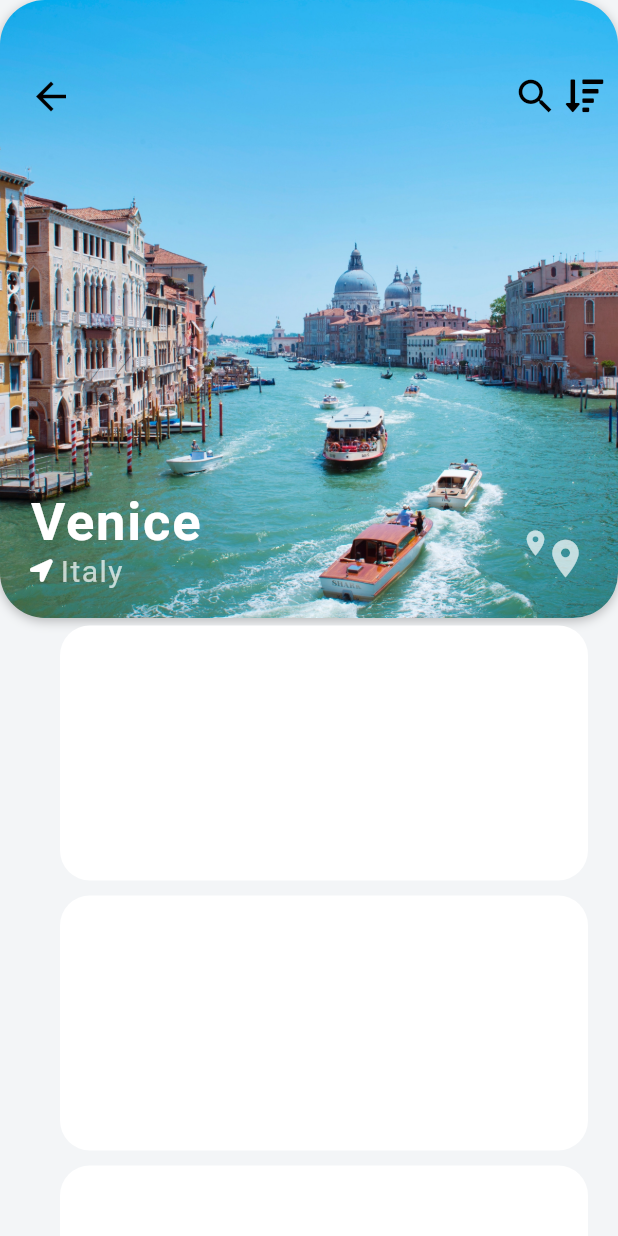
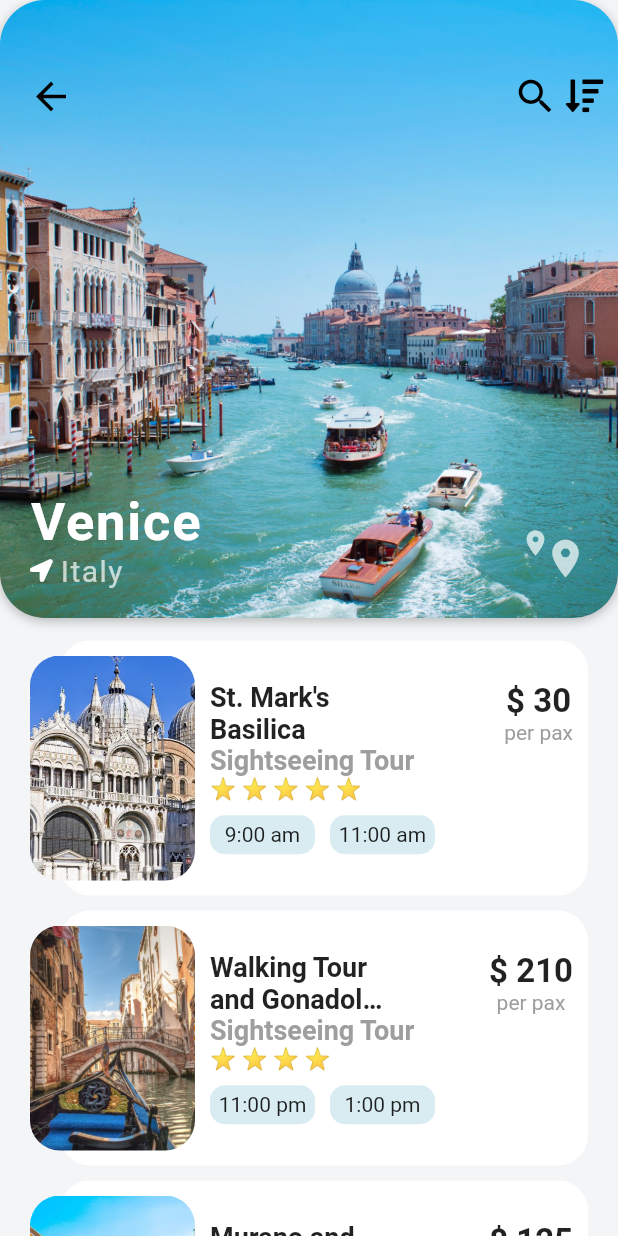
Before and after one commit to Ashrafulgafurtantan/Travel_App, a Flutter app: the screen it shows after launch, after a tap on an icon or button, on a phone screen of 412 x 824 dp. Run offline on Flutter 3.47's test engine with Material 2 defaults, Android fonts, the phone set to English and light mode, and no system bars; our stand-ins replace curved_navigation_bar, font_awesome_flutter.

Commit message:
Finish from Googlr side.Rest comes from me :)

```diff
--- a/lib/models/destination_model.dart
+++ b/lib/models/destination_model.dart
@@ -64,21 +64,21 @@ List<Destination> destinations = [
     imageUrl: 'assets/images/newdelhi.jpg',
     city: 'New Delhi',
     country: 'India',
-    description: 'Visit New Delhi for an unforgettable adventure.',
+    description: 'Visit Venice for an amazing and unforgettable adventure.',
     activities: activities,
   ),
   Destination(
     imageUrl: 'assets/images/saopaulo.jpg',
     city: 'Sao Paulo',
     country: 'Brazil',
-    description: 'Visit Sao Paulo for an unforgettable adventure.',
+    description: 'Visit Venice for an amazing and unforgettable adventure.',
     activities: activities,
   ),
   Destination(
     imageUrl: 'assets/images/newyork.jpg',
     city: 'New York City',
     country: 'United States',
-    description: 'Visit New York for an unforgettable adventure.',
+    description: 'Visit Venice for an amazing and unforgettable adventure.',
     activities: activities,
   ),
 ];
--- a/lib/screens/destination_screen.dart
+++ b/lib/screens/destination_screen.dart
@@ -13,6 +13,16 @@ class DestinationScreen extends StatefulWidget {
 }
 
 class _DestinationScreenState extends State<DestinationScreen> {
+
+  buildRatingStart(int start){
+    String starStr="";
+    for(int i=0;i<start;i++){
+      starStr+="⭐ ";
+    }
+    return Text(starStr);
+  }
+
+
   @override
   Widget build(BuildContext context) {
     return Scaffold(
@@ -20,7 +30,6 @@ class _DestinationScreenState extends State<DestinationScreen> {
         children: <Widget>[
           Stack(
             children: <Widget>[
-
               Container(
                 height: MediaQuery.of(context).size.width,
                 child: Hero(
@@ -117,6 +126,7 @@ class _DestinationScreenState extends State<DestinationScreen> {
           Expanded(
 
             child: ListView.builder(
+              padding: EdgeInsets.only(top: 10,bottom: 20),
               scrollDirection: Axis.vertical,
               itemCount: widget.destination.activities.length,
               itemBuilder: (BuildContext context,int index){
@@ -130,6 +140,100 @@ class _DestinationScreenState extends State<DestinationScreen> {
                       decoration: BoxDecoration(
                         color: Colors.white,
                         borderRadius: BorderRadius.circular(20),
+                      ),
+                      child: Padding(
+                        padding: const EdgeInsets.fromLTRB(100, 20, 10, 20),
+                        child: Column(
+                          crossAxisAlignment:CrossAxisAlignment.start,
+                          mainAxisAlignment: MainAxisAlignment.center,
+                          children: <Widget>[
+                            Row(
+                              mainAxisAlignment: MainAxisAlignment.spaceBetween,
+                              crossAxisAlignment:CrossAxisAlignment.start,
+                              children: <Widget>[
+                                Container(
+                                  width:120,
+                                  child: Text(activity.name,
+                                    style: TextStyle(
+                                      fontSize: 18,
+                                      fontWeight: FontWeight.w600,
+                                    ),
+                                    maxLines: 2,
+                                    overflow: TextOverflow.ellipsis,
+                                  ),
+                                ),
+                                Column(
+                                  children: <Widget>[
+                                    Text("\$ ${activity.price}",
+                                      style: TextStyle(
+                                        fontWeight: FontWeight.w600,
+                                        fontSize: 22,
+                                      ),
+                                    ),
+                                    Text("per pax",
+                                      style: TextStyle(
+                                       color: Colors.grey
+                                      ),
+                                    ),
+                                  ],
+                                ),
+
+                              ],
+                            ),
+                            Text(activity.type,
+                              style: TextStyle(
+                                fontSize: 18,
+                                color: Colors.grey,
+
+                                fontWeight: FontWeight.w600,
+                              ),
+                            ),
+                            buildRatingStart(activity.rating),
+                            SizedBox(height: 10,),
+                            Row(
+                              children: <Widget>[
+                                Container(
+                                  padding: EdgeInsets.all(5),
+                                  width: 70,
+                                  decoration: BoxDecoration(
+                                    color: Theme.of(context).accentColor,
+                                    borderRadius: BorderRadius.circular(10),
+                                  ),
+                                  alignment: Alignment.center,
+                                  child: Text(activity.startTimes[0]),
+                                ),
+                                SizedBox(width: 10,),
+                                Container(
+                                  width: 70,
+                                  padding: EdgeInsets.all(5),
+
+                                  decoration: BoxDecoration(
+                                    color: Theme.of(context).accentColor,
+                                    borderRadius: BorderRadius.circular(10),
+                                  ),
+                                  alignment: Alignment.center,
+                                  child: Text(activity.startTimes[1]),
+                                ),
+                              ],
+                            )
+
+                          ],
+                        ),
+                      ),
+                    ),
+
+                    Positioned(
+                      left:20,
+                      top:15,
+                      bottom:15,
+
+                      child: ClipRRect(
+                        borderRadius: BorderRadius.circular(20),
+                        child: Image(
+                          image: AssetImage(activity.imageUrl),
+                        width: 110,
+                        fit: BoxFit.cover,
+                        ),
                       ),
                     )
                   ],
--- a/lib/screens/home_Screen.dart
+++ b/lib/screens/home_Screen.dart
@@ -89,6 +89,7 @@ class _HomeScreenState extends State<HomeScreen> {
       ),
       bottomNavigationBar: CurvedNavigationBar(
         index: pageIndex,
+        height: 55.0,
         color: Theme.of(context).accentColor,
         buttonBackgroundColor: Theme.of(context).primaryColor,
         backgroundColor: Colors.white,
--- a/lib/widgets/destination_carrole.dart
+++ b/lib/widgets/destination_carrole.dart
@@ -33,7 +33,6 @@ class DestinationCarrole extends StatelessWidget {
         ),
         Container(
           height: 300,
-
           child: ListView.builder(
             scrollDirection: Axis.horizontal,
             itemCount: destinations.length,
@@ -80,8 +79,9 @@ class DestinationCarrole extends StatelessWidget {
                                     color: Colors.grey,
 
                                   ),
+                                  maxLines: 2,
+                                  overflow: TextOverflow.ellipsis,
                                 ),
-
                               ],
                             ),
                           ),
@@ -106,7 +106,7 @@ class DestinationCarrole extends StatelessWidget {
                               Hero(
                                 tag:destination.imageUrl,
                                 child: ClipRRect(
-                          borderRadius:BorderRadius.circular(20),
+                                    borderRadius:BorderRadius.circular(20),
                                   child: Image(
                                     image: AssetImage(destination.imageUrl),
                                     height: 180,
--- a/lib/widgets/hotel_carrole.dart
+++ b/lib/widgets/hotel_carrole.dart
@@ -6,13 +6,14 @@ class HotelCarrole extends StatelessWidget {
   @override
   Widget build(BuildContext context) {
     return  Column(
+
       children: <Widget>[
         Padding(
           padding: const EdgeInsets.symmetric(horizontal: 10),
           child: Row(
             mainAxisAlignment: MainAxisAlignment.spaceBetween,
             children: <Widget>[
-              Text("Top Destinations",
+              Text("Exclusive Hotels",
                 style: TextStyle(
                   fontSize: 22,
                   fontWeight: FontWeight.bold,
```
